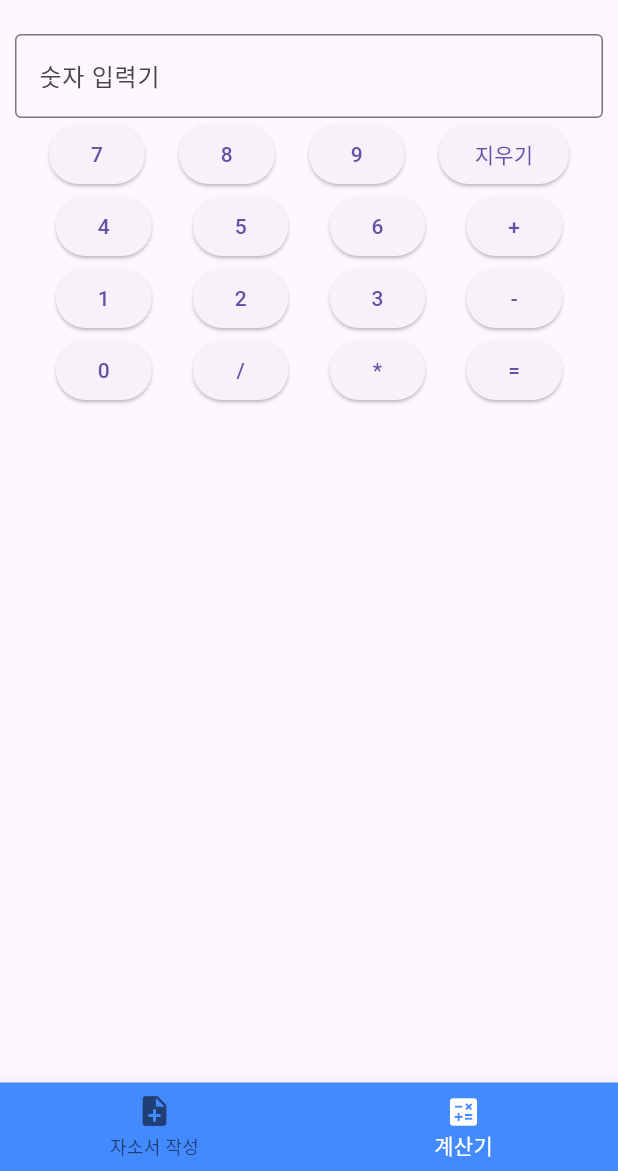
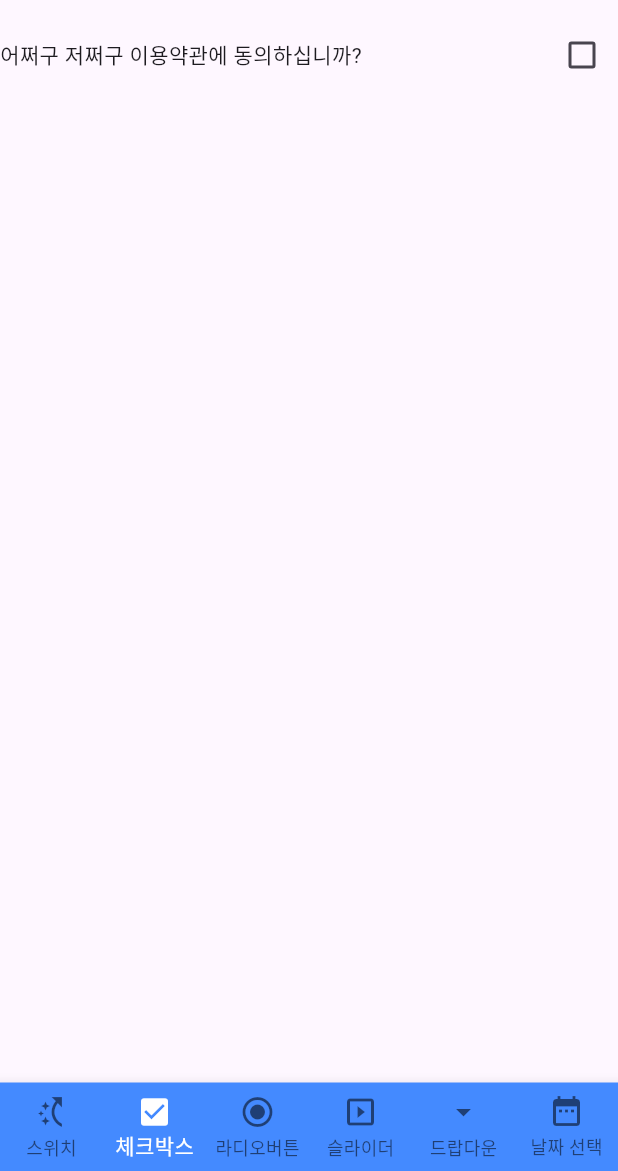
Before and after one commit to yjaewon1022/flutter-counter, a Flutter app: the screen it shows after launch, item 2 of the bottom bar chosen, on a phone screen of 412 x 824 dp, the part 65-1236 px from its top. Run offline on Flutter 3.47's test engine with Material 3 defaults, Android fonts, the phone set to English and light mode, and no system bars.

Commit message:
TextField가 아닌 입력 방법 학습

```diff
--- /dev/null
+++ b/lib/day12/input/checkbox.dart
@@ -0,0 +1,49 @@
+import 'package:flutter/material.dart';
+
+void main() {
+  return runApp(CheckBoxWidget());
+}
+
+class CheckBoxWidget extends StatefulWidget {
+  @override
+  State<CheckBoxWidget> createState() => CheckBoxWidgetState();
+}
+
+class CheckBoxWidgetState extends State<CheckBoxWidget> {
+  bool? isChecked = false;
+
+  @override
+  Widget build(BuildContext context) {
+    return Scaffold(
+      body: Column(
+        children: [
+          Row(
+            mainAxisAlignment: MainAxisAlignment.spaceBetween,
+            children: [
+              Text("어쩌구 저쩌구 이용약관에 동의하십니까?"),
+              Checkbox(
+                value: isChecked,
+                // tristate 라는 것에 true 값을 주면, value 를 null 로 만들 수 있다.
+                tristate: true,
+                // null 이 되는 경우는 다음과 같다.
+                // 버튼을 눌러서 체크가 표시된 경우 -> value = true
+                // 버튼을 눌러서 체크가 사라진 경우 -> value = false
+                // 버튼을 눌렀을 때 체크가 아니라 다른 상태 (- 등) 를 표기하는 경우
+                onChanged: (bool? value) {
+                  setState(() {
+                    // isChecked = value!; 에서 !의 역할이 무엇인가?
+                    // value라는 변수는 항상 값을 가질겁니다. 라고 컴퓨터에게 명시하는 용도
+                    // 항상 값을 가질겁니다. = null 이 있을 수 없다.
+                    isChecked = value;
+                  });
+                },
+              ),
+            ],
+          ),
+          // children [] 안에서 조건문을 사용할 수 있음
+          if (isChecked == true) Text("보여집니다.", style: TextStyle()),
+        ],
+      ),
+    );
+  }
+}
--- a/lib/main.dart
+++ b/lib/main.dart
@@ -1,4 +1,10 @@
 import 'package:counter/day11/day11-quiz.dart';
+import 'package:counter/day12/input/checkbox.dart';
+import 'package:counter/day12/input/date-picker.dart';
+import 'package:counter/day12/input/dropdown.dart';
+import 'package:counter/day12/input/radio.dart';
+import 'package:counter/day12/input/slider.dart';
+import 'package:counter/day12/input/switch.dart';
 import 'package:counter/day9/note.dart';
 import 'package:flutter/material.dart';
 
@@ -29,8 +35,12 @@ class MyStatefulWidgetState extends State<MyStatefulWidget> {
   );
 
   final List<Widget> _widgetOptions = <Widget>[
-    NoteWidget(),
-    CalculatorWidget(),
+    SwitchWidget(),
+    CheckBoxWidget(),
+    RadioWidget(),
+    SliderWidget(),
+    DropdownWidget(),
+    DatePickerWidget(),
   ];
 
   final PageController _pageController = PageController();
@@ -60,12 +70,28 @@ class MyStatefulWidgetState extends State<MyStatefulWidget> {
               type: BottomNavigationBarType.fixed,
               items: const <BottomNavigationBarItem>[
                 BottomNavigationBarItem(
-                  icon: Icon(Icons.note_add),
-                  label: "자소서 작성",
+                  icon: Icon(Icons.switch_access_shortcut),
+                  label: '스위치',
                 ),
                 BottomNavigationBarItem(
-                  icon: Icon(Icons.calculate),
-                  label: "계산기",
+                  icon: Icon(Icons.check_box),
+                  label: '체크박스',
+                ),
+                BottomNavigationBarItem(
+                  icon: Icon(Icons.radio_button_checked),
+                  label: '라디오버튼',
+                ),
+                BottomNavigationBarItem(
+                  icon: Icon(Icons.slideshow),
+                  label: '슬라이더',
+                ),
+                BottomNavigationBarItem(
+                  icon: Icon(Icons.arrow_drop_down),
+                  label: '드랍다운',
+                ),
+                BottomNavigationBarItem(
+                  icon: Icon(Icons.date_range),
+                  label: '날짜 선택',
                 ),
               ],
               currentIndex: _selectedIndex,
```
Also changed, not shown: lib/day12/input/date-picker.dart (added, +67 -0 lines), lib/day12/input/dropdown.dart (added, +34 -0 lines), lib/day12/input/radio.dart (added, +52 -0 lines), lib/day12/input/slider.dart (added, +39 -0 lines), lib/day12/input/switch.dart (added, +30 -0 lines).
